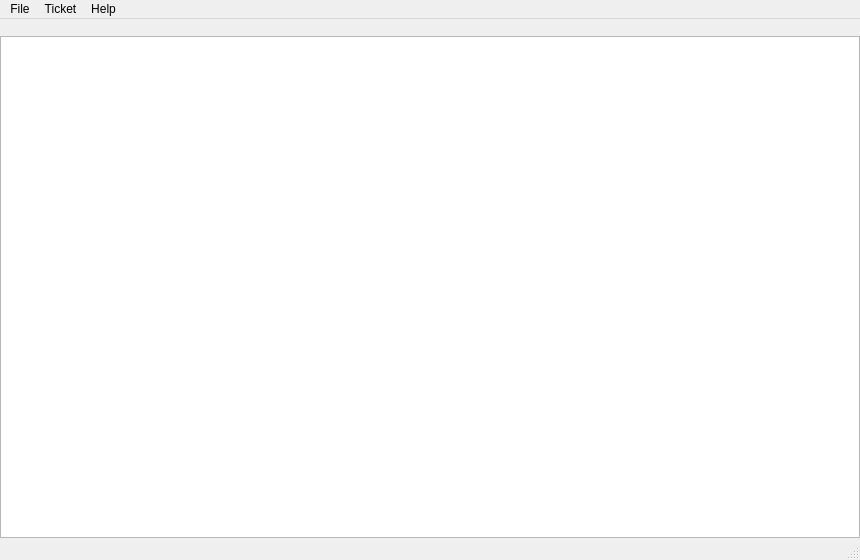
Before: the Qt Designer form Helpdesk/mainwindow.ui in Fortennn/QT-Labs, drawn with Qt 5.
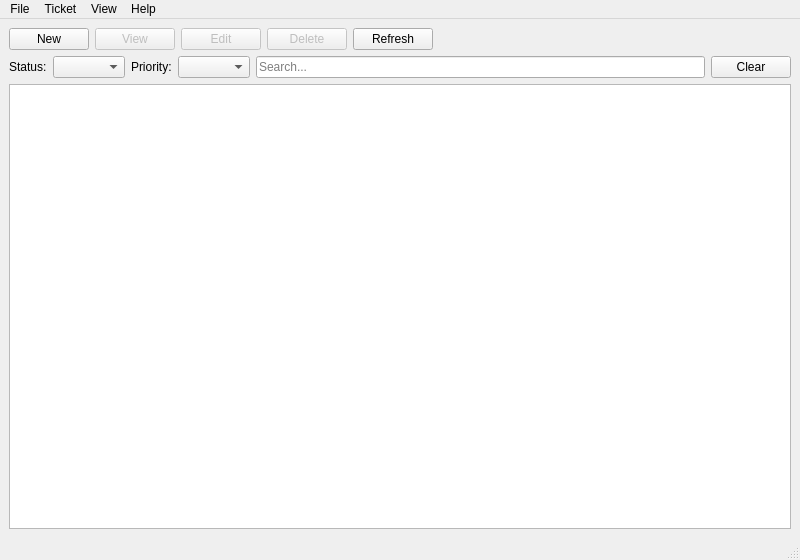
After: the same form once the commit is applied.

```diff
--- a/Helpdesk/mainwindow.ui
+++ b/Helpdesk/mainwindow.ui
@@ -3,61 +3,93 @@
  <class>MainWindow</class>
  <widget class="QMainWindow" name="MainWindow">
   <property name="geometry">
-   <rect>
-    <x>0</x>
-    <y>0</y>
-    <width>860</width>
-    <height>560</height>
-   </rect>
+   <rect><x>0</x><y>0</y><width>800</width><height>560</height></rect>
   </property>
   <property name="windowTitle">
    <string>Helpdesk</string>
   </property>
   <widget class="QWidget" name="centralwidget">
    <layout class="QVBoxLayout" name="verticalLayout">
-    <property name="margin">
-     <number>0</number>
-    </property>
-    <property name="spacing">
-     <number>0</number>
-    </property>
     <item>
-     <widget class="QToolBar" name="mainToolBar">
-      <attribute name="toolBarArea">
-       <enum>TopToolBarArea</enum>
-      </attribute>
-     </widget>
+     <layout class="QHBoxLayout" name="toolbarLayout">
+      <item>
+       <widget class="QPushButton" name="btnNew">
+        <property name="text"><string>New</string></property>
+       </widget>
+      </item>
+      <item>
+       <widget class="QPushButton" name="btnView">
+        <property name="text"><string>View</string></property>
+        <property name="enabled"><bool>false</bool></property>
+       </widget>
+      </item>
+      <item>
+       <widget class="QPushButton" name="btnEdit">
+        <property name="text"><string>Edit</string></property>
+        <property name="enabled"><bool>false</bool></property>
+       </widget>
+      </item>
+      <item>
+       <widget class="QPushButton" name="btnDelete">
+        <property name="text"><string>Delete</string></property>
+        <property name="enabled"><bool>false</bool></property>
+       </widget>
+      </item>
+      <item>
+       <widget class="QPushButton" name="btnRefresh">
+        <property name="text"><string>Refresh</string></property>
+       </widget>
+      </item>
+      <item>
+       <spacer>
+        <property name="orientation"><enum>Qt::Horizontal</enum></property>
+        <property name="sizeHint" stdset="0"><size><width>40</width><height>20</height></size></property>
+       </spacer>
+      </item>
+     </layout>
     </item>
     <item>
-     <widget class="QTableView" name="tableView">
-      <property name="alternatingRowColors">
-       <bool>true</bool>
-      </property>
-      <property name="selectionBehavior">
-       <enum>QAbstractItemView::SelectRows</enum>
-      </property>
-      <property name="selectionMode">
-       <enum>QAbstractItemView::SingleSelection</enum>
-      </property>
-      <property name="editTriggers">
-       <set>QAbstractItemView::NoEditTriggers</set>
-      </property>
-      <property name="sortingEnabled">
-       <bool>false</bool>
-      </property>
-     </widget>
+     <layout class="QHBoxLayout" name="filterLayout">
+      <item>
+       <widget class="QLabel" name="labelStatus">
+        <property name="text"><string>Status:</string></property>
+       </widget>
+      </item>
+      <item>
+       <widget class="QComboBox" name="comboFilterStatus">
+        <property name="minimumWidth"><number>110</number></property>
+       </widget>
+      </item>
+      <item>
+       <widget class="QLabel" name="labelPriority">
+        <property name="text"><string>Priority:</string></property>
+       </widget>
+      </item>
+      <item>
+       <widget class="QComboBox" name="comboFilterPriority">
+        <property name="minimumWidth"><number>110</number></property>
+       </widget>
+      </item>
+      <item>
+       <widget class="QLineEdit" name="editSearch">
+        <property name="placeholderText"><string>Search...</string></property>
+       </widget>
+      </item>
+      <item>
+       <widget class="QPushButton" name="btnClear">
+        <property name="text"><string>Clear</string></property>
+       </widget>
+      </item>
+     </layout>
+    </item>
+    <item>
+     <widget class="QTableView" name="tableView"/>
     </item>
    </layout>
   </widget>
-  <widget class="QStatusBar" name="statusBar"/>
-  <widget class="QMenuBar" name="menuBar">
+  <widget class="QMenuBar" name="menubar">
    <property name="geometry">
-    <rect>
-     <x>0</x>
-     <y>0</y>
-     <width>860</width>
-     <height>24</height>
-    </rect>
+    <rect><x>0</x><y>0</y><width>800</width><height>22</height></rect>
    </property>
    <widget class="QMenu" name="menuFile">
     <property name="title">
@@ -75,6 +107,15 @@
     <addaction name="actionView"/>
     <addaction name="actionEdit"/>
     <addaction name="actionDelete"/>
+    <addaction name="separator"/>
+    <addaction name="actionRefresh"/>
+   </widget>
+   <widget class="QMenu" name="menuView">
+    <property name="title"><string>View</string></property>
+    <addaction name="actionShowToolbar"/>
+    <addaction name="actionShowFilter"/>
+    <addaction name="separator"/>
+    <addaction name="actionCollapseAll"/>
    </widget>
    <widget class="QMenu" name="menuHelp">
     <property name="title">
@@ -84,8 +125,10 @@
    </widget>
    <addaction name="menuFile"/>
    <addaction name="menuTicket"/>
+   <addaction name="menuView"/>
    <addaction name="menuHelp"/>
   </widget>
+  <widget class="QStatusBar" name="statusbar"/>
   <action name="actionNew">
    <property name="text">
     <string>New</string>
```
Left out of the diff: 103 changed lines with no effect on the pictures.
